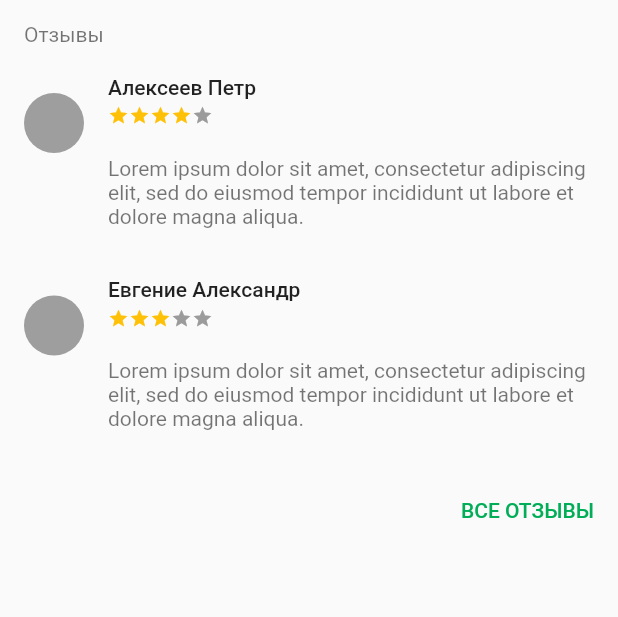
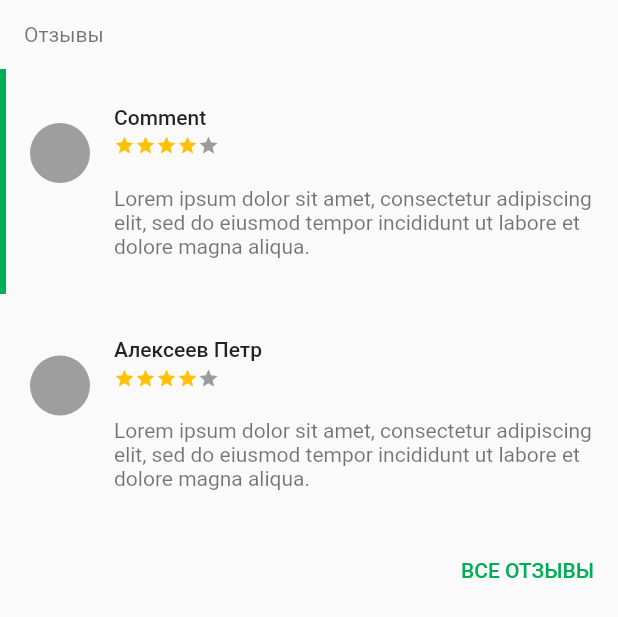
Before and after one commit to Densdix/offers_flutter_app, a Flutter app: the CompanyReviews widget shown alone on an empty page, opened directly, on a phone screen of 412 x 824 dp. Shown: the top 617 px of the screen. Run offline on Flutter 3.47's test engine with Material 2 defaults, Android fonts, the phone set to English and light mode, and no system bars; drawn by our look-alikes of expandable, flutter_rating_bar.

Commit message:
updated company reviews

```diff
--- a/lib/ui/screen/main_screen.dart
+++ b/lib/ui/screen/main_screen.dart
@@ -5,6 +5,8 @@ import 'package:offers_flutter_app/ui/widget/company/companies_tab.dart';
 import 'package:offers_flutter_app/ui/widget/offer/offers_tab.dart';
 
 class Offers extends StatefulWidget{
+  static final myProfileId = 9999;
+
   @override
   State<StatefulWidget> createState() => _OffersState();
 }
--- a/lib/ui/widget/company/company_reviews.dart
+++ b/lib/ui/widget/company/company_reviews.dart
@@ -1,8 +1,10 @@
 import 'package:expandable/expandable.dart';
 import 'package:flutter/material.dart';
 import 'package:flutter_rating_bar/flutter_rating_bar.dart';
+import 'package:offers_flutter_app/ui/screen/main_screen.dart';
 
 class CompanyReviews extends StatefulWidget {
+
   @override
   State<StatefulWidget> createState() => _CompanyReviewsState();
 
@@ -19,6 +21,8 @@ class _CompanyReviewsState extends State<CompanyReviews>{
   List <ReviewItem> reviewList = [
     ReviewItem("Алексеев Петр", loremIpsum, starsCount: 4),
     ReviewItem("Евгение Александр", loremIpsum, starsCount: 3),
+    ReviewItem("Иван Иванов", loremIpsum),
+    ReviewItem("Евгение Петров", loremIpsum, starsCount: 3),
   ];
 
 
@@ -26,6 +30,8 @@ class _CompanyReviewsState extends State<CompanyReviews>{
   void initState() {
     _expandableController = ExpandableController();
     super.initState();
+
+    reviewList.insert(0, ReviewItem("Comment", loremIpsum, starsCount: 4, profileId: 9999,));
   }
 
   @override
@@ -41,7 +47,10 @@ class _CompanyReviewsState extends State<CompanyReviews>{
           ),
           Expandable(
             collapsed: Column(children: [reviewList[0], reviewList[1]],),
-            expanded: Column(children: [for(var i = 0; i<3; i++)...reviewList]),
+            expanded: Column(
+                children: reviewList
+                  //for(var i = 0; i<3; i++)...reviewList,
+                ),
             controller: _expandableController,
           ),
           Align(
@@ -65,17 +74,39 @@ class _CompanyReviewsState extends State<CompanyReviews>{
 
 }
 
-class ReviewItem extends StatelessWidget{
+class ReviewItem extends StatefulWidget{
+  int profileId;
   String name;
   String comment;
   double starsCount;
+  bool isEditable = false;
 
-  ReviewItem(this.name, this.comment, {this.starsCount = 0});
+  ReviewItem(this.name, this.comment, {this.starsCount = 0, this.profileId = 0});
+
+  @override
+  State<StatefulWidget> createState() => _ReviewItemState();
+
+}
+
+
+class _ReviewItemState extends State<ReviewItem>{
 
   @override
   Widget build(BuildContext context) {
     return Padding(
       padding: const EdgeInsets.only(bottom: 25),
+      child: !widget.isEditable
+          ? Row(
+        children: <Widget>[
+          widget.profileId == Offers.myProfileId
+          ? Container(
+            height: 150,
+            width: 4,
+            color: Color(0xFF02AD58),
+          ) : Container(
+            width: 4,
+          ),
+          Expanded(
             child: ListTile(
               leading: Container(
                 decoration: BoxDecoration(
@@ -90,21 +121,93 @@ class ReviewItem extends StatelessWidget{
                 children: <Widget>[
                   Padding(
                     padding: EdgeInsets.only(bottom: 4),
-              child: Text(name, style: TextStyle(fontSize: 14, fontWeight: FontWeight.w500),),
+                    child: Text(widget.name, style: TextStyle(fontSize: 14, fontWeight: FontWeight.w500),),
                   ),
                   RatingBar(
                     itemBuilder: (context, _) => Icon(Icons.star, color: Colors.amber,),
                     onRatingUpdate: (double value) {},
                     itemSize: 14,
                     itemCount: 5,
-              initialRating: starsCount,
+                    initialRating: widget.starsCount,
                   ),
                 ],
               ),
               subtitle: Padding(
                 padding: const EdgeInsets.only(top: 20),
-          child: Text(comment, style: TextStyle(fontSize: 14, color: Colors.black.withOpacity(0.54)),),
+                child: Text(widget.comment, style: TextStyle(fontSize: 14, color: Colors.black.withOpacity(0.54)),),
               ),
+              onTap: () {
+                if(widget.profileId == Offers.myProfileId){
+                  if(widget.isEditable == false){
+                    widget.isEditable = true;
+                  }
+                  else
+                    widget.isEditable = false;
+                  setState(() {});
+                }
+              },
+            ),
+          ),
+        ],
+      )
+          : Row(
+        children: <Widget>[
+          Expanded(
+            child: ListTile(
+              title: Column(
+                crossAxisAlignment: CrossAxisAlignment.start,
+                children: <Widget>[
+                  Padding(
+                    padding: EdgeInsets.only(bottom: 4),
+                    child: Text(widget.name, style: TextStyle(fontSize: 14, fontWeight: FontWeight.w500),),
+                  ),
+                  RatingBar(
+                    itemBuilder: (context, _) => Icon(Icons.star, color: Colors.amber,),
+                    onRatingUpdate: (double value) {},
+                    itemSize: 14,
+                    itemCount: 5,
+                    initialRating: widget.starsCount,
+                  ),
+                ],
+              ),
+              subtitle: Padding(
+                padding: const EdgeInsets.only(top: 20),
+                child: Text(widget.comment, style: TextStyle(fontSize: 14, color: Colors.black.withOpacity(0.54)),),
+              ),
+              onTap: () {
+                if(widget.profileId == Offers.myProfileId){
+                  if(widget.isEditable == false){
+                    widget.isEditable = true;
+                  }
+                  else
+                    widget.isEditable = false;
+                  setState(() {});
+                }
+              },
+            ),
+          ),
+          Column(
+            children: <Widget>[
+              Container(
+                height: 70,
+                width: 68,
+                color: Color(0xFFFF473D),
+                child: Center(
+                  child: Icon(Icons.delete, color: Colors.white,),
+                ),
+              ),
+              Container(
+                height: 70,
+                width: 68,
+                color: Color(0xFF3C83EE),
+                child: Center(
+                  child: Icon(Icons.edit, color: Colors.white,),
+                ),
+              ),
+
+            ],
+          )
+        ],
       ),
     );
   }
```
Lines whose indentation alone changed are shown as unchanged.
